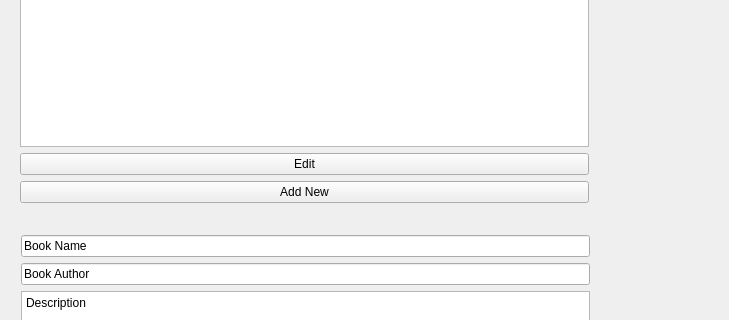
Qt form main/src/bookjournal.ui (najir/Readify) before a commit; both pictures show x 0 to 729 and y 163 to 483 of the 911 by 825 pixel window.
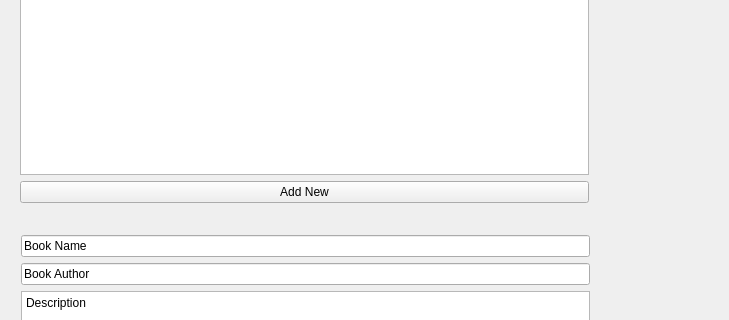
The same form after that commit.

Commit message: Created db files and started initial template. Removed ui button and further added to initial template of methods. Small README changes

The edit to the form file:
```diff
--- a/main/src/bookjournal.ui
+++ b/main/src/bookjournal.ui
@@ -27,13 +27,6 @@
      <item>
       <widget class="QListWidget" name="listWidget"/>
      </item>
-     <item>
-      <widget class="QPushButton" name="pushButtonEdit">
-       <property name="text">
-        <string>Edit</string>
-       </property>
-      </widget>
-     </item>
      <item>
       <widget class="QPushButton" name="pushButtonNew">
        <property name="text">
```
The commit also changes 4 other files.
